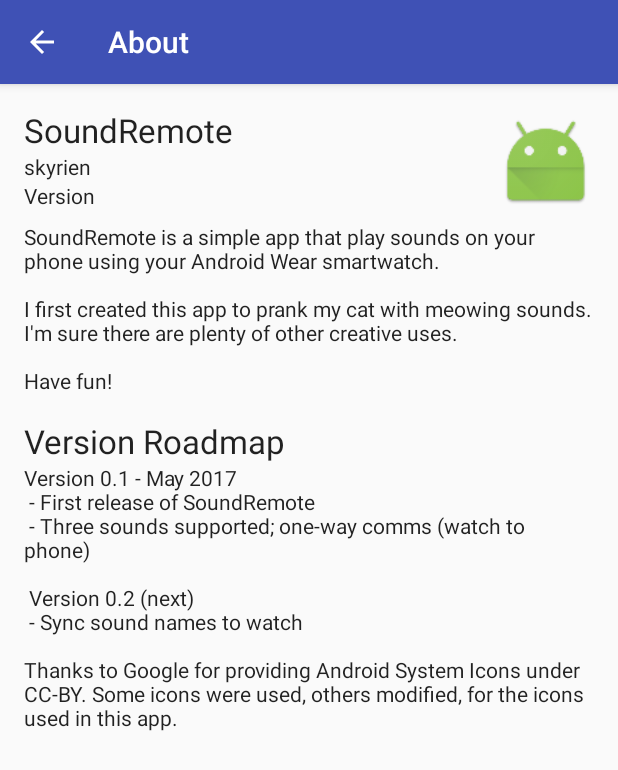
After one commit to skyrien/SoundRemote, an Android app: the AboutActivity screen opened directly, with no data from a screen before it, on a phone screen of 412 x 824 dp. The commit adds this screen. Shown: the top 770 px of the screen. Run offline under Robolectric (Android 15) with nearby library versions, the phone set to English and light mode, and no system bars.

Commit message:
Added about page and text, updated some minor issues, added actionbar

```diff
--- a/soundremote-phone/build.gradle
+++ b/soundremote-phone/build.gradle
@@ -8,7 +8,7 @@ android {
         minSdkVersion 21
         targetSdkVersion 25
         versionCode 1
-        versionName "1.0"
+        versionName "0.1"
 
         testInstrumentationRunner "android.support.test.runner.AndroidJUnitRunner"
 
--- /dev/null
+++ b/soundremote-phone/src/main/java/com/skyrien/soundremote/AboutActivity.java
@@ -0,0 +1,58 @@
+package com.skyrien.soundremote;
+
+import android.content.pm.PackageInfo;
+import android.content.pm.PackageManager;
+import android.support.v7.app.AppCompatActivity;
+import android.os.Bundle;
+import android.view.Menu;
+import android.view.MenuItem;
+import android.widget.TextView;
+
+public class AboutActivity extends AppCompatActivity {
+
+    TextView textViewVersionNumber;
+
+    @Override
+    protected void onCreate(Bundle savedInstanceState) {
+        super.onCreate(savedInstanceState);
+        setContentView(R.layout.activity_about);
+
+        textViewVersionNumber = (TextView) findViewById(R.id.textviewVersionNumber);
+
+        setTitle(R.string.about_app_name);
+        android.support.v7.app.ActionBar actionBar = getSupportActionBar();
+        actionBar.setIcon(R.drawable.ic_about);
+        actionBar.setDisplayHomeAsUpEnabled(true);
+
+        PackageInfo pInfo = null;
+        try {
+            pInfo = getPackageManager().getPackageInfo(getPackageName(),0);
+        } catch (PackageManager.NameNotFoundException e) {
+            e.printStackTrace();
+        }
+
+        if (pInfo != null) {
+            textViewVersionNumber.setText(pInfo.versionName);
+        }
+
+
+    }
+
+    @Override
+    public boolean onCreateOptionsMenu(Menu menu) {
+        // Inflate the menu; this adds items to the action bar if it is present.
+        getMenuInflater().inflate(R.menu.menu_about, menu);
+        return true;
+    }
+
+    @Override
+    public boolean onOptionsItemSelected(MenuItem item) {
+        // Handle action bar item clicks here. The action bar will
+        // automatically handle clicks on the Home/Up button, so long
+        // as you specify a parent activity in AndroidManifest.xml.
+
+        return super.onOptionsItemSelected(item);
+    }
+
+
+}
--- a/soundremote-phone/src/main/java/com/skyrien/soundremote/DataLayerListenerService.java
+++ b/soundremote-phone/src/main/java/com/skyrien/soundremote/DataLayerListenerService.java
@@ -34,7 +34,7 @@ public class DataLayerListenerService extends WearableListenerService
     private static final String TAG = "DATALAYERLISTENER";
     private static final String SETTINGS = "SoundRemote";
     String RESOURCE_PATH = ContentResolver.SCHEME_ANDROID_RESOURCE + "://";
-    String path = RESOURCE_PATH + getPackageName() + "/";
+    String path = RESOURCE_PATH; // + getPackageName() + "/";
 
 
     // Setup App References here
--- a/soundremote-phone/src/main/res/layout/activity_about.xml
+++ b/soundremote-phone/src/main/res/layout/activity_about.xml
@@ -1,9 +1,84 @@
-<?xml version="1.0" encoding="utf-8"?>
-<android.support.constraint.ConstraintLayout xmlns:android="http://schemas.android.com/apk/res/android"
-    xmlns:app="http://schemas.android.com/apk/res-auto"
+<ScrollView xmlns:android="http://schemas.android.com/apk/res/android"
     xmlns:tools="http://schemas.android.com/tools"
-    android:layout_width="match_parent"
-    android:layout_height="match_parent"
-    tools:context="com.skyrien.soundremote.aboutActivity">
+    android:layout_width="fill_parent"
+    android:layout_height="fill_parent">
 
-</android.support.constraint.ConstraintLayout>
+    <RelativeLayout android:layout_width="match_parent"
+        android:layout_height="match_parent" android:paddingLeft="@dimen/activity_horizontal_margin"
+        android:paddingRight="@dimen/activity_horizontal_margin"
+        android:paddingTop="@dimen/activity_vertical_margin"
+        android:paddingBottom="@dimen/activity_vertical_margin"
+        tools:context="com.skyrien.lifeindays.AboutActivity">
+
+        <TextView android:text="@string/app_name" android:layout_width="wrap_content"
+            android:layout_height="wrap_content"
+            android:id="@+id/textviewAppName"
+            android:textAppearance="@style/TextAppearance.AppCompat.Large" />
+
+        <TextView android:text="@string/textview_author" android:layout_width="wrap_content"
+            android:layout_height="wrap_content"
+            android:id="@+id/textviewAuthor"
+            android:layout_below="@+id/textviewAppName"
+            android:textAppearance="@style/TextAppearance.AppCompat" />
+
+        <TextView android:text="@string/textviewVersion" android:layout_width="wrap_content"
+            android:layout_height="wrap_content"
+            android:id="@+id/textviewVersion"
+            android:layout_below="@+id/textviewAuthor"
+            android:textAppearance="@style/TextAppearance.AppCompat" />
+
+        <TextView
+            android:layout_width="wrap_content"
+            android:layout_height="wrap_content"
+            android:textAppearance="@style/TextAppearance.AppCompat"
+            android:text="0.0"
+            android:id="@+id/textviewVersionNumber"
+            android:layout_alignTop="@+id/textviewVersion"
+            android:layout_toRightOf="@+id/textviewVersion"
+            android:layout_toEndOf="@+id/textviewVersion"
+            android:layout_marginLeft="8dp"
+            />
+
+        <TextView android:text="@string/textviewDescription" android:layout_width="wrap_content"
+            android:layout_height="wrap_content"
+            android:id="@+id/textviewDescription"
+            android:textAppearance="@style/TextAppearance.AppCompat"
+            android:layout_below="@+id/textviewVersion"
+            android:layout_alignParentLeft="true"
+            android:layout_alignParentStart="true"
+            android:layout_marginTop="8dp"/>
+
+        <TextView
+            android:layout_width="wrap_content"
+            android:layout_height="wrap_content"
+            android:textAppearance="?android:attr/textAppearanceLarge"
+            android:text="@string/textviewReleaseNotesTitle"
+            android:id="@+id/textviewReleaseNotesTitle"
+            android:layout_below="@+id/textviewDescription"
+            android:layout_alignParentLeft="true"
+            android:layout_alignParentStart="true"
+            android:layout_marginTop="16dp"/>
+
+        <TextView
+            android:id="@+id/textviewReleaseNotesText"
+            android:layout_width="wrap_content"
+            android:layout_height="wrap_content"
+            android:textAppearance="@style/TextAppearance.AppCompat"
+            android:text="@string/textviewReleaseNotesText"
+            android:layout_alignParentLeft="true"
+            android:layout_below="@+id/textviewReleaseNotesTitle"
+            />
+
+        <ImageView
+            android:layout_width="64dp"
+            android:layout_height="64dp"
+            android:id="@+id/imageViewIcon"
+            android:src="@mipmap/ic_launcher"
+            android:layout_above="@+id/textviewDescription"
+            android:layout_alignRight="@+id/textviewDescription"
+            android:layout_alignEnd="@+id/textviewDescription" />
+
+
+    </RelativeLayout>
+
+</ScrollView>
--- /dev/null
+++ b/soundremote-phone/src/main/res/menu/menu_about.xml
@@ -0,0 +1,4 @@
+<?xml version="1.0" encoding="utf-8"?>
+<menu xmlns:android="http://schemas.android.com/apk/res/android">
+
+</menu>
--- a/soundremote-phone/src/main/res/values/strings.xml
+++ b/soundremote-phone/src/main/res/values/strings.xml
@@ -1,13 +1,36 @@
 <resources>
     <string name="app_name">SoundRemote</string>
+    <string name="title_text">Title</string>
+    <string name="action_about">About...</string>
+
     <string name="sound1_txt">Sound 1</string>
     <string name="sound2_txt">Sound 2</string>
     <string name="sound3_txt">Sound 3</string>
-    <string name="title_text">Title</string>
+
     <string name="sound1_path">Select Sound 1...</string>
     <string name="sound2_path">Select Sound 2...</string>
     <string name="sound3_path">Select Sound 3...</string>
+
     <string name="top_txt">Pick three notification sounds to play with your SoundRemote!</string>
+    <string name="connectionText">SoundRemote is designed to be used with an Android Wear smartwatch.</string>
+
+    <string name="about_app_name">About</string>
+    <string name="textview_author">skyrien</string>
+    <string name="textviewVersion">Version</string>
+    <string name="textviewDescription">SoundRemote is a simple app that play sounds on your phone using your Android Wear smartwatch.
+        \n\nI first created this app to prank my cat with meowing sounds. I\'m sure there are plenty of other creative uses. \n\nHave fun!</string>
+    <string name="textviewReleaseNotesTitle">Version Roadmap</string>
+    <string name="textviewReleaseNotesText">
+        Version 0.1 - May 2017\n
+        - First release of SoundRemote\n
+        - Three sounds supported; one-way comms (watch to phone)\n
+        \n
+        Version 0.2 (next)\n
+        - Sync sound names to watch
+
+    \n\nThanks to Google for providing Android System Icons under
+    CC-BY. Some icons were used, others modified, for the icons used in this app.</string>
+
     <string name="admob_appId">ca-app-pub-8600275837934879~2314275141</string>
     <string name="banner_ad_unit_id">ca-app-pub-8600275837934879/3791008343</string>
 </resources>
```
Also changed, not shown: soundremote-phone/src/main/AndroidManifest.xml (+7 -2 lines), soundremote-phone/src/main/java/com/skyrien/soundremote/MainActivity.java (+21 -1 lines), soundremote-phone/src/main/java/com/skyrien/soundremote/aboutActivity.java (deleted, +0 -13 lines), soundremote-phone/src/main/res/layout/activity_main.xml (+12 -1 lines), soundremote-phone/src/main/res/menu/menu_main.xml (added, +12 -0 lines), soundremote-phone/src/main/res/drawable-hdpi/ic_about.png (added), soundremote-phone/src/main/res/drawable-mdpi/ic_about.png (added), soundremote-phone/src/main/res/drawable-xhdpi/ic_about.png (added), soundremote-phone/src/main/res/drawable-xxhdpi/ic_about.png (added).
